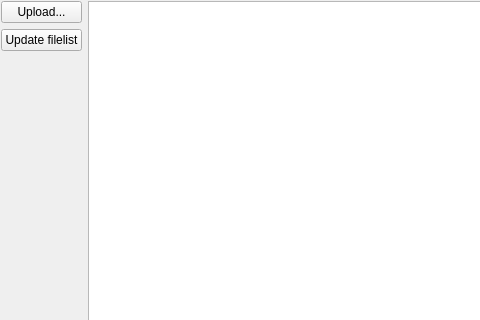
0xd34df00d/leechcraft, file src/plugins/netstoremanager/managertab.ui: the form before one commit; both pictures show x 0 to 480 and y 0 to 320 of the 646 by 489 pixel window.
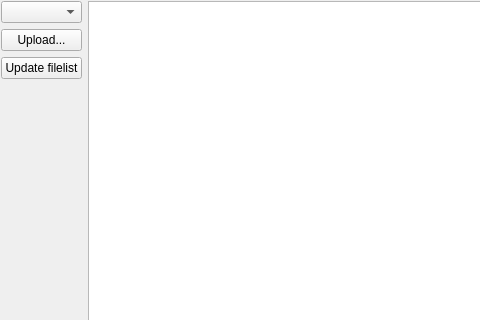
The form after the commit.

Commit message: NSM: allow to select an account & upload files.

The edit to the form file:
```diff
--- a/src/plugins/netstoremanager/managertab.ui
+++ b/src/plugins/netstoremanager/managertab.ui
@@ -19,6 +19,9 @@
    </property>
    <item>
     <layout class="QVBoxLayout" name="verticalLayout">
+     <item>
+      <widget class="QComboBox" name="AccountsBox_"/>
+     </item>
      <item>
       <widget class="QPushButton" name="Upload_">
        <property name="text">
```
The commit also changes 3 other files.
